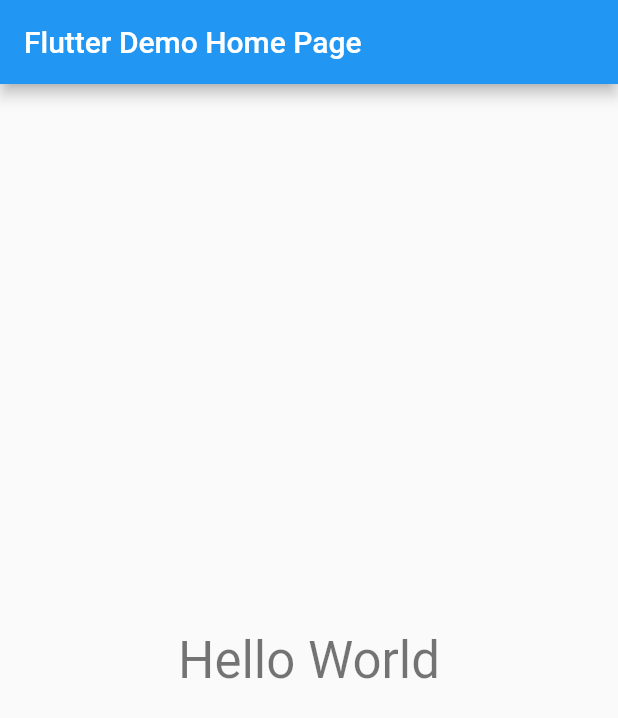
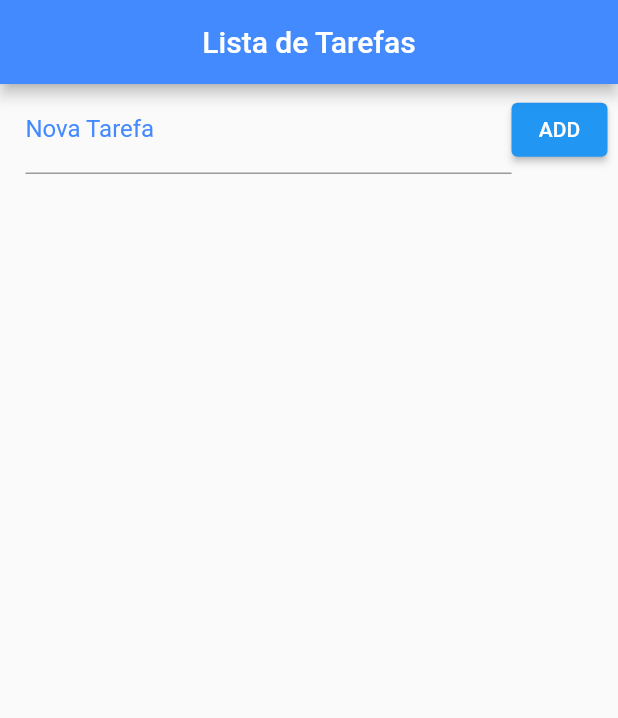
Before and after one commit to RafaMadson/listadetarefas, a Flutter app: the screen it shows after launch, on a phone screen of 412 x 824 dp. Shown: the top 718 px of the screen. Run offline on Flutter 3.47's test engine with Material 2 defaults, Android fonts, the phone set to English and light mode, and no system bars.

```diff
--- a/lib/main.dart
+++ b/lib/main.dart
@@ -1,53 +1,119 @@
+import 'dart:convert';
+import 'dart:io';
 import 'package:flutter/material.dart';
+import 'package:path_provider/path_provider.dart';
+//import 'package:path_provider/path_provider.dart';
 
 void main() {
-  runApp(MyApp());
+  runApp(MaterialApp(
+    home: Home(),
+  ));
 }
 
-class MyApp extends StatelessWidget {
-  // This widget is the root of your application.
+class Home extends StatefulWidget {
   @override
-  Widget build(BuildContext context) {
-    return MaterialApp(
-      title: 'Flutter Demo',
-      theme: ThemeData(
-        primarySwatch: Colors.blue,
-      ),
-      home: MyHomePage(title: 'Flutter Demo Home Page'),
-    );
-  }
+  _HomeState createState() => _HomeState();
 }
 
-class MyHomePage extends StatefulWidget {
-  MyHomePage({Key key, this.title}) : super(key: key);
+class _HomeState extends State<Home> {
+  final _toDoController = TextEditingController();
 
-  final String title;
+  List _toDoList = [];
 
   @override
-  _MyHomePageState createState() => _MyHomePageState();
-}
+  void initState() {
+    super.initState();
+    _readData().then((data) {
+      setState(() {
+        _toDoList = json.decode(data);
+      });
+    });
+  }
 
-class _MyHomePageState extends State<MyHomePage> {
-  int _counter = 0;
+  void _addToDo() {
+    setState(() {
+      Map<String, dynamic> newToDo = Map();
+      newToDo["title"] = _toDoController.text;
+      _toDoController.text = "";
+      newToDo["ok"] = false;
+      _toDoList.add(newToDo);
+      _saveData();
+    });
+  }
+
   @override
   Widget build(BuildContext context) {
     return Scaffold(
-      appBar: AppBar(
-        title: Text(widget.title),
-      ),
-      body: Center(
-        // Center is a layout widget. It takes a single child and positions it
-        // in the middle of the parent.
-        child: Column(
-          mainAxisAlignment: MainAxisAlignment.center,
+        appBar: AppBar(
+          title: Text("Lista de Tarefas"),
+          backgroundColor: Colors.blueAccent,
+          centerTitle: true,
+        ),
+        body: Column(
           children: <Widget>[
-            Text(
-              'Hello World',
-              style: Theme.of(context).textTheme.headline4,
+            Container(
+              padding: EdgeInsets.fromLTRB(17.0, 1.0, 7.0, 1.0),
+              child: Row(
+                children: <Widget>[
+                  Expanded(
+                    child: TextField(
+                      controller: _toDoController,
+                      decoration: InputDecoration(
+                        labelText: "Nova Tarefa",
+                        labelStyle: TextStyle(color: Colors.blueAccent),
+                      ),
+                    ),
+                  ),
+                  ElevatedButton(
+                    onPressed: _addToDo,
+                    child: Text("ADD"),
+                  )
+                ],
+              ),
             ),
+            Expanded(
+              child: ListView.builder(
+                padding: EdgeInsets.only(top: 10.0),
+                itemCount: _toDoList.length,
+                itemBuilder: (context, index) {
+                  return CheckboxListTile(
+                    title: Text(_toDoList[index]["title"]),
+                    value: _toDoList[index]["ok"],
+                    secondary: CircleAvatar(
+                      child: Icon(
+                          _toDoList[index]["ok"] ? Icons.check : Icons.error),
+                    ),
+                    onChanged: (c) {
+                      setState(() {
+                        _toDoList[index]["ok"] = c;
+                        _saveData();
+                      });
+                    },
+                  );
+                },
+              ),
+            )
           ],
-        ),
-      ), // This trailing comma makes auto-formatting nicer for build methods.
-    );
+        ));
+  }
+
+  Future<File> _getfile() async {
+    final directory = await getApplicationDocumentsDirectory();
+    return File("${directory.path}/data.json");
+  }
+
+  Future<File> _saveData() async {
+    String data = json.encode(_toDoList);
+    final file = await _getfile();
+    return file.writeAsString(data);
+  }
+
+  Future<String> _readData() async {
+    try {
+      final file = await _getfile();
+      return file.readAsString();
+    } catch (e) {
+      return null;
+    }
   }
 }
--- a/pubspec.yaml
+++ b/pubspec.yaml
@@ -24,11 +24,10 @@ dependencies:
   flutter:
     sdk: flutter
 
-
   # The following adds the Cupertino Icons font to your application.
   # Use with the CupertinoIcons class for iOS style icons.
   cupertino_icons: ^1.0.2
-
+  path_provider: "^0.4.0"
 dev_dependencies:
   flutter_test:
     sdk: flutter
```
Also changed, not shown: pubspec.lock.
